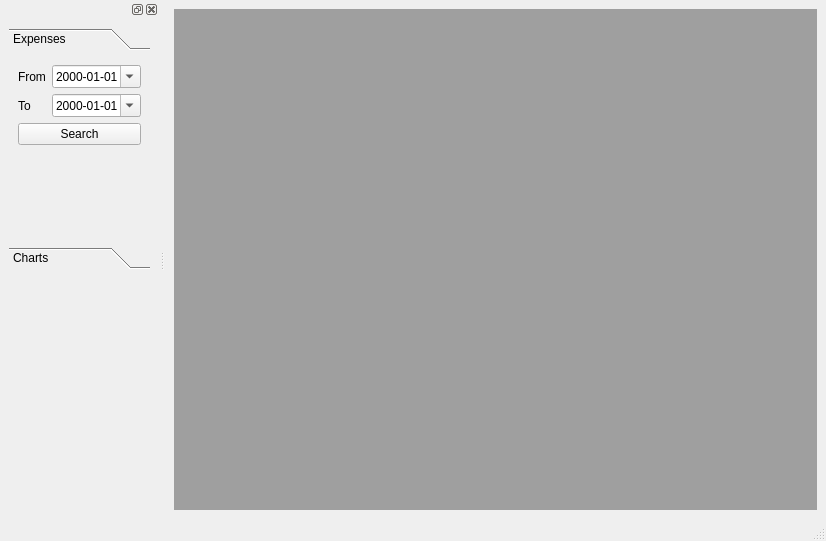
The window that src/ui/mainwindow.ui (lambda-snail/juno) describes before a commit, drawn with Qt 5.
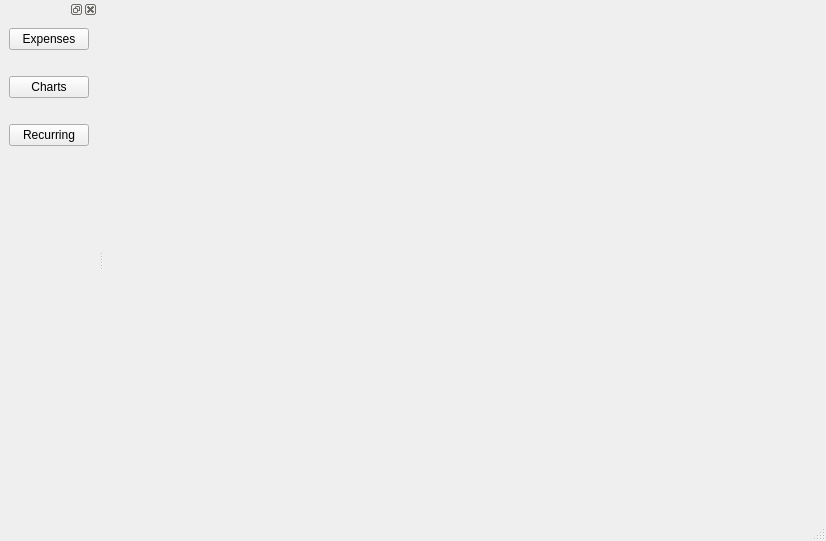
The same window after the commit.

Commit message: reorganize left-hand menu of the ui

The edit to the form file:
```diff
--- a/src/ui/mainwindow.ui
+++ b/src/ui/mainwindow.ui
@@ -16,7 +16,8 @@
   <widget class="QWidget" name="centralwidget">
    <layout class="QHBoxLayout" name="horizontalLayout">
     <item>
-     <widget class="QMdiArea" name="mdiArea"/>
+     <widget class="QStackedWidget" name="widgetStack">
+     </widget>
     </item>
    </layout>
   </widget>
@@ -38,106 +39,56 @@
    <widget class="QWidget" name="dockWidgetContents_2">
     <layout class="QVBoxLayout" name="verticalLayout">
      <item>
-      <widget class="QToolBox" name="toolBox">
-       <property name="currentIndex">
-        <number>0</number>
-       </property>
-       <widget class="QWidget" name="expensesPage">
-        <property name="geometry">
-         <rect>
-          <x>0</x>
-          <y>0</y>
-          <width>245</width>
-          <height>162</height>
-         </rect>
-        </property>
-        <attribute name="label">
+      <widget class="QPushButton" name="expensesButton">
+       <property name="text">
          <string>Expenses</string>
-        </attribute>
-        <layout class="QVBoxLayout" name="verticalLayout_2">
-         <item>
-          <layout class="QHBoxLayout" name="horizontalLayout_3">
-           <item>
-            <widget class="QLabel" name="fromLabel">
-             <property name="text">
-              <string>From</string>
              </property>
             </widget>
            </item>
            <item>
-            <widget class="QDateEdit" name="fromDate">
-             <property name="displayFormat">
-              <string>yyyy-MM-dd</string>
-             </property>
-             <property name="calendarPopup">
-              <bool>true</bool>
-             </property>
-             <property name="timeSpec">
-              <enum>Qt::TimeSpec::LocalTime</enum>
-             </property>
-            </widget>
-           </item>
-          </layout>
-         </item>
-         <item>
-          <layout class="QHBoxLayout" name="horizontalLayout_2">
-           <item>
-            <widget class="QLabel" name="toLabel">
-             <property name="text">
-              <string>To</string>
-             </property>
-            </widget>
-           </item>
-           <item>
-            <widget class="QDateEdit" name="toDate">
-             <property name="displayFormat">
-              <string>yyyy-MM-dd</string>
-             </property>
-             <property name="calendarPopup">
-              <bool>true</bool>
-             </property>
-             <property name="timeSpec">
-              <enum>Qt::TimeSpec::LocalTime</enum>
-             </property>
-            </widget>
-           </item>
-          </layout>
-         </item>
-         <item>
-          <widget class="QPushButton" name="filterExpensesButton">
-           <property name="text">
-            <string>Search</string>
-           </property>
-          </widget>
-         </item>
-         <item>
-          <spacer name="verticalSpacer_2">
+      <spacer name="verticalSpacer_3">
            <property name="orientation">
             <enum>Qt::Orientation::Vertical</enum>
            </property>
+       <property name="sizeType">
+        <enum>QSizePolicy::Policy::Minimum</enum>
+       </property>
            <property name="sizeHint" stdset="0">
             <size>
              <width>20</width>
-             <height>39</height>
+         <height>20</height>
             </size>
            </property>
           </spacer>
          </item>
-        </layout>
-       </widget>
-       <widget class="QWidget" name="chartsPage">
-        <property name="geometry">
-         <rect>
-          <x>0</x>
-          <y>0</y>
-          <width>245</width>
-          <height>162</height>
-         </rect>
-        </property>
-        <attribute name="label">
+     <item>
+      <widget class="QPushButton" name="chartsButton">
+       <property name="text">
          <string>Charts</string>
-        </attribute>
-       </widget>
+       </property>
+      </widget>
+     </item>
+     <item>
+      <spacer name="verticalSpacer_2">
+       <property name="orientation">
+        <enum>Qt::Orientation::Vertical</enum>
+       </property>
+       <property name="sizeType">
+        <enum>QSizePolicy::Policy::Minimum</enum>
+       </property>
+       <property name="sizeHint" stdset="0">
+        <size>
+         <width>20</width>
+         <height>20</height>
+        </size>
+       </property>
+      </spacer>
+     </item>
+     <item>
+      <widget class="QPushButton" name="recurringButton">
+       <property name="text">
+        <string>Recurring</string>
+       </property>
       </widget>
      </item>
      <item>
@@ -147,7 +98,7 @@
        </property>
        <property name="sizeHint" stdset="0">
         <size>
-         <width>58</width>
+         <width>20</width>
          <height>40</height>
         </size>
        </property>
```
Lines whose indentation alone changed are shown as unchanged. The commit also changes 3 other files.
